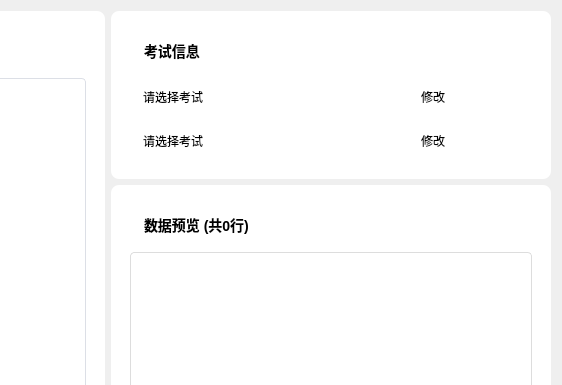
Before: the Qt Designer form ui_page/page_one.ui in fengyec2/StudentGradeTracker, drawn with Qt 5; both pictures show x 200 to 762 and y 0 to 385 of the 762 by 582 pixel window.
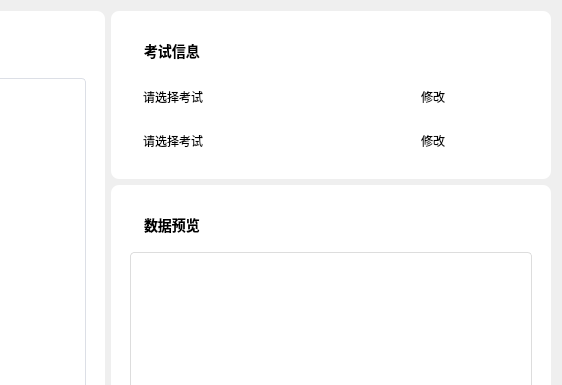
After: the same form once the commit is applied. Custom widgets are drawn as their Qt base class.

Commit message: feat: add delete exam functionality and update UI components

```diff
--- a/ui_page/page_one.ui
+++ b/ui_page/page_one.ui
@@ -205,7 +205,7 @@
            <string notr="true">font-weight: bold; font-size: 14px;</string>
           </property>
           <property name="text">
-           <string>数据预览 (共0行)</string>
+           <string>数据预览</string>
           </property>
          </widget>
         </item>
```
The commit also changes 4 other files.
